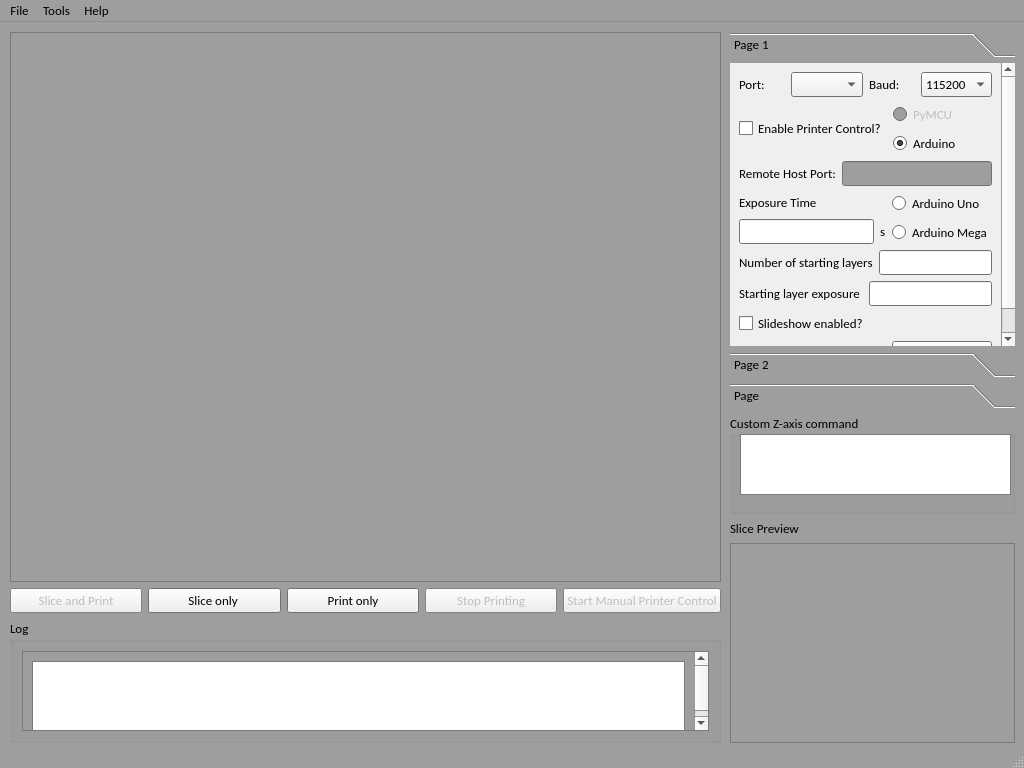
First picture: the form in 3dlp.ui, repository wrekr/3dlp-host-software, before the edit.
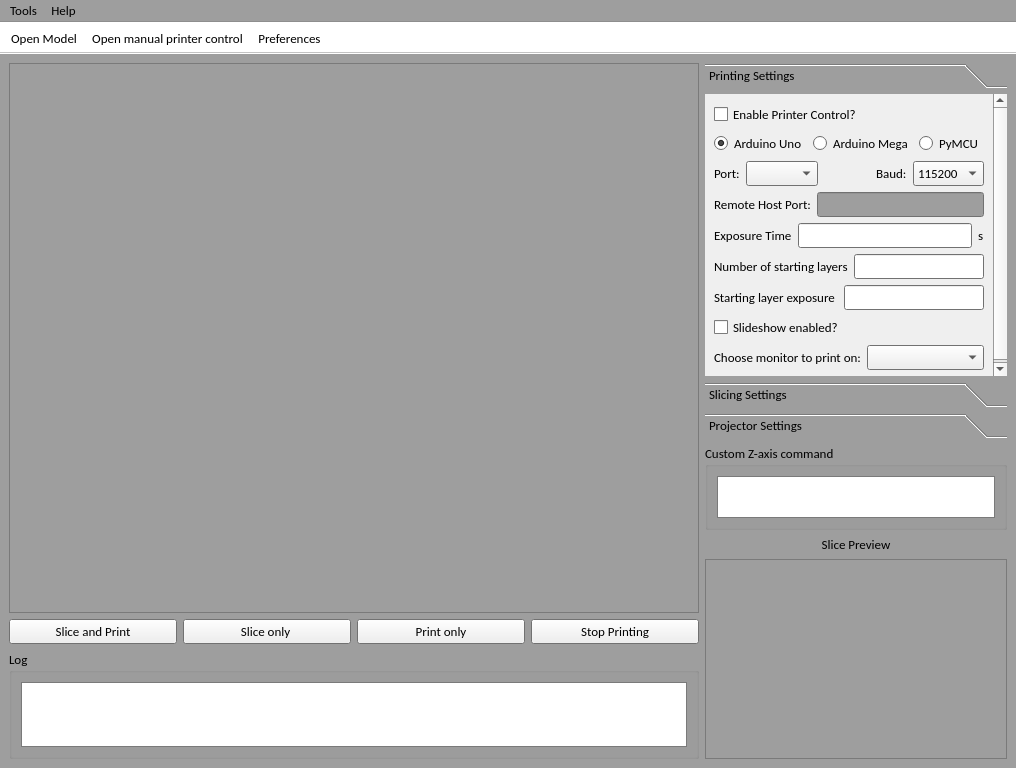
Second picture: the form after the edit. Icons and pictures are not drawn.

Patch:
```diff
--- a/3dlp.ui
+++ b/3dlp.ui
@@ -6,7 +6,7 @@
    <rect>
     <x>0</x>
     <y>0</y>
-    <width>1024</width>
+    <width>1016</width>
     <height>768</height>
    </rect>
   </property>
@@ -87,22 +87,154 @@
    <bool>false</bool>
   </property>
   <widget class="QWidget" name="centralwidget">
-   <widget class="QWidget" name="">
-    <property name="geometry">
-     <rect>
-      <x>730</x>
-      <y>10</y>
-      <width>285</width>
-      <height>711</height>
-     </rect>
-    </property>
+   <layout class="QHBoxLayout" name="horizontalLayout_22">
+    <item>
+     <layout class="QHBoxLayout" name="horizontalLayout_21">
+      <item>
+       <layout class="QVBoxLayout" name="verticalLayout_25">
+        <item>
+         <widget class="QSplitter" name="splitter">
+          <property name="orientation">
+           <enum>Qt::Horizontal</enum>
+          </property>
+          <widget class="QFrame" name="ModelFrame">
+           <property name="enabled">
+            <bool>true</bool>
+           </property>
+           <property name="sizePolicy">
+            <sizepolicy hsizetype="Minimum" vsizetype="Minimum">
+             <horstretch>0</horstretch>
+             <verstretch>0</verstretch>
+            </sizepolicy>
+           </property>
+           <property name="minimumSize">
+            <size>
+             <width>690</width>
+             <height>550</height>
+            </size>
+           </property>
+           <property name="frameShape">
+            <enum>QFrame::StyledPanel</enum>
+           </property>
+           <property name="frameShadow">
+            <enum>QFrame::Plain</enum>
+           </property>
+          </widget>
+         </widget>
+        </item>
+        <item>
+         <layout class="QHBoxLayout" name="horizontalLayout">
+          <item>
+           <widget class="QPushButton" name="pushButton_4">
+            <property name="enabled">
+             <bool>true</bool>
+            </property>
+            <property name="text">
+             <string>Slice and Print</string>
+            </property>
+            <property name="icon">
+             <iconset resource="resource.qrc">
+              <normaloff>:/Icons/icons/media_play_green.png</normaloff>:/Icons/icons/media_play_green.png</iconset>
+            </property>
+            <property name="iconSize">
+             <size>
+              <width>24</width>
+              <height>24</height>
+             </size>
+            </property>
+           </widget>
+          </item>
+          <item>
+           <widget class="QPushButton" name="pushButton_3">
+            <property name="text">
+             <string>Slice only </string>
+            </property>
+            <property name="icon">
+             <iconset resource="resource.qrc">
+              <normaloff>:/Icons/icons/transform.png</normaloff>:/Icons/icons/transform.png</iconset>
+            </property>
+            <property name="iconSize">
+             <size>
+              <width>24</width>
+              <height>24</height>
+             </size>
+            </property>
+           </widget>
+          </item>
+          <item>
+           <widget class="QPushButton" name="pushButton_5">
+            <property name="text">
+             <string>Print only</string>
+            </property>
+            <property name="icon">
+             <iconset resource="resource.qrc">
+              <normaloff>:/Icons/icons/printer3.png</normaloff>:/Icons/icons/printer3.png</iconset>
+            </property>
+            <property name="iconSize">
+             <size>
+              <width>24</width>
+              <height>24</height>
+             </size>
+            </property>
+           </widget>
+          </item>
+          <item>
+           <widget class="QPushButton" name="button_stop_printing">
+            <property name="enabled">
+             <bool>true</bool>
+            </property>
+            <property name="text">
+             <string>Stop Printing</string>
+            </property>
+            <property name="icon">
+             <iconset resource="resource.qrc">
+              <normaloff>:/Icons/icons/stop.png</normaloff>:/Icons/icons/stop.png</iconset>
+            </property>
+            <property name="iconSize">
+             <size>
+              <width>24</width>
+              <height>24</height>
+             </size>
+            </property>
+           </widget>
+          </item>
+         </layout>
+        </item>
+        <item>
+         <widget class="QGroupBox" name="groupBox_3">
+          <property name="minimumSize">
+           <size>
+            <width>300</width>
+            <height>50</height>
+           </size>
+          </property>
+          <property name="title">
+           <string>Log</string>
+          </property>
+          <layout class="QVBoxLayout" name="verticalLayout_2">
+           <item>
+            <widget class="QTextEdit" name="consoletext">
+             <property name="readOnly">
+              <bool>true</bool>
+             </property>
+             <property name="textInteractionFlags">
+              <set>Qt::TextSelectableByMouse</set>
+             </property>
+            </widget>
+           </item>
+          </layout>
+         </widget>
+        </item>
+       </layout>
+      </item>
+      <item>
     <layout class="QVBoxLayout" name="verticalLayout_24">
      <item>
       <widget class="QToolBox" name="toolBox">
        <property name="minimumSize">
         <size>
-         <width>80</width>
-         <height>300</height>
+            <width>200</width>
+            <height>375</height>
         </size>
        </property>
        <property name="currentIndex">
@@ -113,16 +245,57 @@
          <rect>
           <x>0</x>
           <y>0</y>
-          <width>283</width>
-          <height>295</height>
+             <width>296</width>
+             <height>288</height>
          </rect>
         </property>
         <attribute name="label">
-         <string>Page 1</string>
-        </attribute>
-        <layout class="QVBoxLayout" name="verticalLayout_20">
+            <string>Printing Settings</string>
+           </attribute>
+           <layout class="QVBoxLayout" name="verticalLayout_4">
          <item>
-          <layout class="QVBoxLayout" name="verticalLayout_7">
+             <layout class="QVBoxLayout" name="verticalLayout">
+              <item>
+               <widget class="QCheckBox" name="enableprintercontrol">
+                <property name="text">
+                 <string>Enable Printer Control?</string>
+                </property>
+                <property name="checked">
+                 <bool>false</bool>
+                </property>
+               </widget>
+              </item>
+              <item>
+               <layout class="QHBoxLayout" name="horizontalLayout_4">
+                <property name="rightMargin">
+                 <number>0</number>
+                </property>
+                <item>
+                 <widget class="QRadioButton" name="radio_arduinoUno">
+                  <property name="text">
+                   <string>Arduino Uno</string>
+                  </property>
+                  <property name="checked">
+                   <bool>true</bool>
+                  </property>
+                 </widget>
+                </item>
+                <item>
+                 <widget class="QRadioButton" name="radio_arduinoMega">
+                  <property name="text">
+                   <string>Arduino Mega</string>
+                  </property>
+                 </widget>
+                </item>
+                <item>
+                 <widget class="QRadioButton" name="radio_pyMCU">
+                  <property name="text">
+                   <string>PyMCU</string>
+                  </property>
+                 </widget>
+                </item>
+               </layout>
+              </item>
            <item>
             <layout class="QHBoxLayout" name="horizontalLayout_3">
              <item>
@@ -135,6 +308,19 @@
              <item>
               <widget class="QComboBox" name="pickcom"/>
              </item>
+                <item>
+                 <spacer name="horizontalSpacer">
+                  <property name="orientation">
+                   <enum>Qt::Horizontal</enum>
+                  </property>
+                  <property name="sizeHint" stdset="0">
+                   <size>
+                    <width>40</width>
+                    <height>20</height>
+                   </size>
+                  </property>
+                 </spacer>
+                </item>
              <item>
               <widget class="QLabel" name="label_24">
                <property name="text">
@@ -183,50 +369,6 @@
              </item>
             </layout>
            </item>
-           <item>
-            <layout class="QHBoxLayout" name="horizontalLayout_4">
-             <item>
-              <widget class="QCheckBox" name="enableprintercontrol">
-               <property name="text">
-                <string>Enable Printer Control?</string>
-               </property>
-               <property name="checked">
-                <bool>false</bool>
-               </property>
-              </widget>
-             </item>
-             <item>
-              <layout class="QVBoxLayout" name="verticalLayout_4">
-               <item>
-                <widget class="QRadioButton" name="radio_pymcu">
-                 <property name="enabled">
-                  <bool>false</bool>
-                 </property>
-                 <property name="text">
-                  <string>PyMCU</string>
-                 </property>
-                 <property name="checked">
-                  <bool>false</bool>
-                 </property>
-                </widget>
-               </item>
-               <item>
-                <widget class="QRadioButton" name="radio_arduino">
-                 <property name="text">
-                  <string>Arduino</string>
-                 </property>
-                 <property name="checkable">
-                  <bool>true</bool>
-                 </property>
-                 <property name="checked">
-                  <bool>true</bool>
-                 </property>
-                </widget>
-               </item>
-              </layout>
-             </item>
-            </layout>
-           </item>
            <item>
             <layout class="QHBoxLayout" name="horizontalLayout_5">
              <item>
@@ -249,9 +391,7 @@
             </layout>
            </item>
            <item>
-            <layout class="QHBoxLayout" name="horizontalLayout_7">
-             <item>
-              <layout class="QVBoxLayout" name="verticalLayout_6">
+               <layout class="QHBoxLayout" name="horizontalLayout_20">
                <item>
                 <widget class="QLabel" name="label_6">
                  <property name="text">
@@ -280,29 +420,6 @@
               </layout>
              </item>
              <item>
-              <layout class="QVBoxLayout" name="verticalLayout_5">
-               <item>
-                <widget class="QRadioButton" name="radio_uno">
-                 <property name="text">
-                  <string>Arduino Uno</string>
-                 </property>
-                 <property name="checked">
-                  <bool>false</bool>
-                 </property>
-                </widget>
-               </item>
-               <item>
-                <widget class="QRadioButton" name="radio_mega">
-                 <property name="text">
-                  <string>Arduino Mega</string>
-                 </property>
-                </widget>
-               </item>
-              </layout>
-             </item>
-            </layout>
-           </item>
-           <item>
             <layout class="QHBoxLayout" name="horizontalLayout_8">
              <item>
               <widget class="QLabel" name="label_26">
@@ -376,7 +493,7 @@
          </rect>
         </property>
         <attribute name="label">
-         <string>Page 2</string>
+            <string>Slicing Settings</string>
         </attribute>
         <layout class="QVBoxLayout" name="verticalLayout_21">
          <item>
@@ -565,7 +682,7 @@
        </widget>
        <widget class="QWidget" name="page_3">
         <attribute name="label">
-         <string>Page</string>
+            <string>Projector Settings</string>
         </attribute>
         <layout class="QVBoxLayout" name="verticalLayout_22">
          <item>
@@ -799,28 +916,21 @@
        <property name="minimumSize">
         <size>
          <width>200</width>
-         <height>100</height>
+            <height>50</height>
         </size>
        </property>
        <property name="title">
         <string>Custom Z-axis command</string>
        </property>
+          <layout class="QVBoxLayout" name="verticalLayout_5">
+           <item>
        <widget class="QPlainTextEdit" name="zscript">
-        <property name="geometry">
-         <rect>
-          <x>10</x>
-          <y>20</y>
-          <width>271</width>
-          <height>61</height>
-         </rect>
-        </property>
         <property name="plainText">
          <string/>
         </property>
        </widget>
-       <zorder>zscript</zorder>
-       <zorder>toolBox</zorder>
-       <zorder>toolBox</zorder>
+           </item>
+          </layout>
       </widget>
      </item>
      <item>
@@ -836,13 +946,16 @@
          <property name="text">
           <string>Slice Preview</string>
          </property>
+            <property name="alignment">
+             <set>Qt::AlignCenter</set>
+            </property>
         </widget>
        </item>
        <item>
         <widget class="QFrame" name="SliceFrame">
          <property name="minimumSize">
           <size>
-           <width>200</width>
+              <width>275</width>
            <height>200</height>
           </size>
          </property>
@@ -850,198 +963,27 @@
           <enum>QFrame::StyledPanel</enum>
          </property>
          <property name="frameShadow">
-          <enum>QFrame::Raised</enum>
+             <enum>QFrame::Plain</enum>
          </property>
         </widget>
        </item>
       </layout>
      </item>
     </layout>
-   </widget>
-   <widget class="QWidget" name="">
-    <property name="geometry">
-     <rect>
-      <x>10</x>
-      <y>10</y>
-      <width>711</width>
-      <height>711</height>
-     </rect>
-    </property>
-    <layout class="QVBoxLayout" name="verticalLayout_25">
-     <item>
-      <widget class="QSplitter" name="splitter">
-       <property name="orientation">
-        <enum>Qt::Horizontal</enum>
-       </property>
-       <widget class="QFrame" name="ModelFrame">
-        <property name="enabled">
-         <bool>true</bool>
-        </property>
-        <property name="sizePolicy">
-         <sizepolicy hsizetype="Minimum" vsizetype="Minimum">
-          <horstretch>0</horstretch>
-          <verstretch>0</verstretch>
-         </sizepolicy>
-        </property>
-        <property name="minimumSize">
-         <size>
-          <width>300</width>
-          <height>550</height>
-         </size>
-        </property>
-        <property name="frameShape">
-         <enum>QFrame::StyledPanel</enum>
-        </property>
-        <property name="frameShadow">
-         <enum>QFrame::Raised</enum>
-        </property>
-        <zorder>groupBox_8</zorder>
-        <zorder>toolBox</zorder>
-        <zorder>toolBox</zorder>
-        <zorder></zorder>
-       </widget>
-      </widget>
-     </item>
-     <item>
-      <layout class="QHBoxLayout" name="horizontalLayout">
-       <item>
-        <widget class="QPushButton" name="pushButton_4">
-         <property name="enabled">
-          <bool>false</bool>
-         </property>
-         <property name="text">
-          <string>Slice and Print</string>
-         </property>
-        </widget>
-       </item>
-       <item>
-        <widget class="QPushButton" name="pushButton_3">
-         <property name="text">
-          <string>Slice only </string>
-         </property>
-        </widget>
-       </item>
-       <item>
-        <widget class="QPushButton" name="pushButton_5">
-         <property name="text">
-          <string>Print only</string>
-         </property>
-        </widget>
-       </item>
-       <item>
-        <widget class="QPushButton" name="button_stop_printing">
-         <property name="enabled">
-          <bool>false</bool>
-         </property>
-         <property name="text">
-          <string>Stop Printing</string>
-         </property>
-        </widget>
-       </item>
-       <item>
-        <widget class="QPushButton" name="pushButton">
-         <property name="enabled">
-          <bool>false</bool>
-         </property>
-         <property name="text">
-          <string>Start Manual Printer Control</string>
-         </property>
-        </widget>
-       </item>
-      </layout>
-     </item>
-     <item>
-      <widget class="QGroupBox" name="groupBox_3">
-       <property name="minimumSize">
-        <size>
-         <width>300</width>
-         <height>50</height>
-        </size>
-       </property>
-       <property name="title">
-        <string>Log</string>
-       </property>
-       <layout class="QHBoxLayout" name="horizontalLayout_19">
-        <item>
-         <widget class="QScrollArea" name="scrollArea">
-          <property name="minimumSize">
-           <size>
-            <width>300</width>
-            <height>40</height>
-           </size>
-          </property>
-          <property name="widgetResizable">
-           <bool>true</bool>
-          </property>
-          <widget class="QWidget" name="scrollAreaWidgetContents">
-           <property name="geometry">
-            <rect>
-             <x>0</x>
-             <y>0</y>
-             <width>670</width>
-             <height>89</height>
-            </rect>
-           </property>
-           <layout class="QVBoxLayout" name="verticalLayout_2">
-            <item>
-             <widget class="QTextEdit" name="consoletext">
-              <property name="readOnly">
-               <bool>true</bool>
-              </property>
-              <property name="textInteractionFlags">
-               <set>Qt::TextSelectableByMouse</set>
-              </property>
-             </widget>
-            </item>
-           </layout>
-          </widget>
-         </widget>
-        </item>
-       </layout>
-      </widget>
-     </item>
-    </layout>
-   </widget>
-   <zorder>groupBox_3</zorder>
-   <zorder>groupBox_6</zorder>
-   <zorder>horizontalLayoutWidget</zorder>
-   <zorder></zorder>
-   <zorder>label_18</zorder>
-   <zorder>projector_testpoweroffcommand</zorder>
-   <zorder>projector_pickcom</zorder>
-   <zorder>projector_applysettings</zorder>
-   <zorder>projector_parity</zorder>
-   <zorder>projector_poweroffcommand</zorder>
-   <zorder>projector_baud</zorder>
-   <zorder>projector_stopbits</zorder>
-   <zorder>projector_databits</zorder>
-   <zorder>label_21</zorder>
-   <zorder>projectorcontrol</zorder>
-   <zorder>label_20</zorder>
-   <zorder>label_16</zorder>
-   <zorder>label_17</zorder>
-   <zorder>label_19</zorder>
-   <zorder>toolBox</zorder>
-   <zorder>SliceFrame</zorder>
-   <zorder>label_2</zorder>
-   <zorder>label_2</zorder>
+      </item>
+     </layout>
+    </item>
+   </layout>
   </widget>
   <widget class="QMenuBar" name="menubar">
    <property name="geometry">
     <rect>
      <x>0</x>
      <y>0</y>
-     <width>1024</width>
+     <width>1016</width>
      <height>21</height>
     </rect>
    </property>
-   <widget class="QMenu" name="menuFIle">
-    <property name="title">
-     <string>File</string>
-    </property>
-    <addaction name="actionOpen"/>
-    <addaction name="actionQuit"/>
-   </widget>
    <widget class="QMenu" name="menuAbout">
     <property name="title">
      <string>Help</string>
@@ -1056,11 +998,444 @@
     <addaction name="actionOpen_manual_printer_control"/>
     <addaction name="actionSave_current_settings_as_default"/>
    </widget>
-   <addaction name="menuFIle"/>
    <addaction name="menuTools"/>
    <addaction name="menuAbout"/>
   </widget>
-  <widget class="QStatusBar" name="statusbar"/>
+  <widget class="QToolBar" name="toolBar">
+   <property name="palette">
+    <palette>
+     <active>
+      <colorrole role="WindowText">
+       <brush brushstyle="SolidPattern">
+        <color alpha="255">
+         <red>0</red>
+         <green>0</green>
+         <blue>0</blue>
+        </color>
+       </brush>
+      </colorrole>
+      <colorrole role="Button">
+       <brush brushstyle="SolidPattern">
+        <color alpha="255">
+         <red>255</red>
+         <green>255</green>
+         <blue>255</blue>
+        </color>
+       </brush>
+      </colorrole>
+      <colorrole role="Light">
+       <brush brushstyle="SolidPattern">
+        <color alpha="255">
+         <red>255</red>
+         <green>255</green>
+         <blue>255</blue>
+        </color>
+       </brush>
+      </colorrole>
+      <colorrole role="Midlight">
+       <brush brushstyle="SolidPattern">
+        <color alpha="255">
+         <red>255</red>
+         <green>255</green>
+         <blue>255</blue>
+        </color>
+       </brush>
+      </colorrole>
+      <colorrole role="Dark">
+       <brush brushstyle="SolidPattern">
+        <color alpha="255">
+         <red>255</red>
+         <green>255</green>
+         <blue>255</blue>
+        </color>
+       </brush>
+      </colorrole>
+      <colorrole role="Mid">
+       <brush brushstyle="SolidPattern">
+        <color alpha="255">
+         <red>255</red>
+         <green>255</green>
+         <blue>255</blue>
+        </color>
+       </brush>
+      </colorrole>
+      <colorrole role="Text">
+       <brush brushstyle="SolidPattern">
+        <color alpha="255">
+         <red>0</red>
+         <green>0</green>
+         <blue>0</blue>
+        </color>
+       </brush>
+      </colorrole>
+      <colorrole role="BrightText">
+       <brush brushstyle="SolidPattern">
+        <color alpha="255">
+         <red>255</red>
+         <green>255</green>
+         <blue>255</blue>
+        </color>
+       </brush>
+      </colorrole>
+      <colorrole role="ButtonText">
+       <brush brushstyle="SolidPattern">
+        <color alpha="255">
+         <red>0</red>
+         <green>0</green>
+         <blue>0</blue>
+        </color>
+       </brush>
+      </colorrole>
+      <colorrole role="Base">
+       <brush brushstyle="SolidPattern">
+        <color alpha="255">
+         <red>255</red>
+         <green>255</green>
+         <blue>255</blue>
+        </color>
+       </brush>
+      </colorrole>
+      <colorrole role="Window">
+       <brush brushstyle="SolidPattern">
+        <color alpha="255">
+         <red>255</red>
+         <green>255</green>
+         <blue>255</blue>
+        </color>
+       </brush>
+      </colorrole>
+      <colorrole role="Shadow">
+       <brush brushstyle="SolidPattern">
+        <color alpha="255">
+         <red>0</red>
+         <green>0</green>
+         <blue>0</blue>
+        </color>
+       </brush>
+      </colorrole>
+      <colorrole role="AlternateBase">
+       <brush brushstyle="SolidPattern">
+        <color alpha="255">
+         <red>255</red>
+         <green>255</green>
+         <blue>255</blue>
+        </color>
+       </brush>
+      </colorrole>
+      <colorrole role="ToolTipBase">
+       <brush brushstyle="SolidPattern">
+        <color alpha="255">
+         <red>255</red>
+         <green>255</green>
+         <blue>220</blue>
+        </color>
+       </brush>
+      </colorrole>
+      <colorrole role="ToolTipText">
+       <brush brushstyle="SolidPattern">
+        <color alpha="255">
+         <red>0</red>
+         <green>0</green>
+         <blue>0</blue>
+        </color>
+       </brush>
+      </colorrole>
+     </active>
+     <inactive>
+      <colorrole role="WindowText">
+       <brush brushstyle="SolidPattern">
+        <color alpha="255">
+         <red>0</red>
+         <green>0</green>
+         <blue>0</blue>
+        </color>
+       </brush>
+      </colorrole>
+      <colorrole role="Button">
+       <brush brushstyle="SolidPattern">
+        <color alpha="255">
+         <red>255</red>
+         <green>255</green>
+         <blue>255</blue>
+        </color>
+       </brush>
+      </colorrole>
+      <colorrole role="Light">
+       <brush brushstyle="SolidPattern">
+        <color alpha="255">
+         <red>255</red>
+         <green>255</green>
+         <blue>255</blue>
+        </color>
+       </brush>
+      </colorrole>
+      <colorrole role="Midlight">
+       <brush brushstyle="SolidPattern">
+        <color alpha="255">
+         <red>255</red>
+         <green>255</green>
+         <blue>255</blue>
+        </color>
+       </brush>
+      </colorrole>
+      <colorrole role="Dark">
+       <brush brushstyle="SolidPattern">
+        <color alpha="255">
+         <red>255</red>
+         <green>255</green>
+         <blue>255</blue>
+        </color>
+       </brush>
+      </colorrole>
+      <colorrole role="Mid">
+       <brush brushstyle="SolidPattern">
+        <color alpha="255">
+         <red>255</red>
+         <green>255</green>
+         <blue>255</blue>
+        </color>
+       </brush>
+      </colorrole>
+      <colorrole role="Text">
+       <brush brushstyle="SolidPattern">
+        <color alpha="255">
+         <red>0</red>
+         <green>0</green>
+         <blue>0</blue>
+        </color>
+       </brush>
+      </colorrole>
+      <colorrole role="BrightText">
+       <brush brushstyle="SolidPattern">
+        <color alpha="255">
+         <red>255</red>
+         <green>255</green>
+         <blue>255</blue>
+        </color>
+       </brush>
+      </colorrole>
+      <colorrole role="ButtonText">
+       <brush brushstyle="SolidPattern">
+        <color alpha="255">
+         <red>0</red>
+         <green>0</green>
+         <blue>0</blue>
+        </color>
+       </brush>
+      </colorrole>
+      <colorrole role="Base">
+       <brush brushstyle="SolidPattern">
+        <color alpha="255">
+         <red>255</red>
+         <green>255</green>
+         <blue>255</blue>
+        </color>
+       </brush>
+      </colorrole>
+      <colorrole role="Window">
+       <brush brushstyle="SolidPattern">
+        <color alpha="255">
+         <red>255</red>
+         <green>255</green>
+         <blue>255</blue>
+        </color>
+       </brush>
+      </colorrole>
+      <colorrole role="Shadow">
+       <brush brushstyle="SolidPattern">
+        <color alpha="255">
+         <red>0</red>
+         <green>0</green>
+         <blue>0</blue>
+        </color>
+       </brush>
+      </colorrole>
+      <colorrole role="AlternateBase">
+       <brush brushstyle="SolidPattern">
+        <color alpha="255">
+         <red>255</red>
+         <green>255</green>
+         <blue>255</blue>
+        </color>
+       </brush>
+      </colorrole>
+      <colorrole role="ToolTipBase">
+       <brush brushstyle="SolidPattern">
+        <color alpha="255">
+         <red>255</red>
+         <green>255</green>
+         <blue>220</blue>
+        </color>
+       </brush>
+      </colorrole>
+      <colorrole role="ToolTipText">
+       <brush brushstyle="SolidPattern">
+        <color alpha="255">
+         <red>0</red>
+         <green>0</green>
+         <blue>0</blue>
+        </color>
+       </brush>
+      </colorrole>
+     </inactive>
+     <disabled>
+      <colorrole role="WindowText">
+       <brush brushstyle="SolidPattern">
+        <color alpha="255">
+         <red>255</red>
+         <green>255</green>
+         <blue>255</blue>
+        </color>
+       </brush>
+      </colorrole>
+      <colorrole role="Button">
+       <brush brushstyle="SolidPattern">
+        <color alpha="255">
+         <red>255</red>
+         <green>255</green>
+         <blue>255</blue>
+        </color>
+       </brush>
+      </colorrole>
+      <colorrole role="Light">
+       <brush brushstyle="SolidPattern">
+        <color alpha="255">
+         <red>255</red>
+         <green>255</green>
+         <blue>255</blue>
+        </color>
+       </brush>
+      </colorrole>
+      <colorrole role="Midlight">
+       <brush brushstyle="SolidPattern">
+        <color alpha="255">
+         <red>255</red>
+         <green>255</green>
+         <blue>255</blue>
+        </color>
+       </brush>
+      </colorrole>
+      <colorrole role="Dark">
+       <brush brushstyle="SolidPattern">
+        <color alpha="255">
+         <red>255</red>
+         <green>255</green>
+         <blue>255</blue>
+        </color>
+       </brush>
+      </colorrole>
+      <colorrole role="Mid">
+       <brush brushstyle="SolidPattern">
+        <color alpha="255">
+         <red>255</red>
+         <green>255</green>
+         <blue>255</blue>
+        </color>
+       </brush>
+      </colorrole>
+      <colorrole role="Text">
+       <brush brushstyle="SolidPattern">
+        <color alpha="255">
+         <red>255</red>
+         <green>255</green>
+         <blue>255</blue>
+        </color>
+       </brush>
+      </colorrole>
+      <colorrole role="BrightText">
+       <brush brushstyle="SolidPattern">
+        <color alpha="255">
+         <red>255</red>
+         <green>255</green>
+         <blue>255</blue>
+        </color>
+       </brush>
+      </colorrole>
+      <colorrole role="ButtonText">
+       <brush brushstyle="SolidPattern">
+        <color alpha="255">
+         <red>255</red>
+         <green>255</green>
+         <blue>255</blue>
+        </color>
+       </brush>
+      </colorrole>
+      <colorrole role="Base">
+       <brush brushstyle="SolidPattern">
+        <color alpha="255">
+         <red>255</red>
+         <green>255</green>
+         <blue>255</blue>
+        </color>
+       </brush>
+      </colorrole>
+      <colorrole role="Window">
+       <brush brushstyle="SolidPattern">
+        <color alpha="255">
+         <red>255</red>
+         <green>255</green>
+         <blue>255</blue>
+        </color>
+       </brush>
+      </colorrole>
+      <colorrole role="Shadow">
+       <brush brushstyle="SolidPattern">
+        <color alpha="255">
+         <red>0</red>
+         <green>0</green>
+         <blue>0</blue>
+        </color>
+       </brush>
+      </colorrole>
+      <colorrole role="AlternateBase">
+       <brush brushstyle="SolidPattern">
+        <color alpha="255">
+         <red>255</red>
+         <green>255</green>
+         <blue>255</blue>
+        </color>
+       </brush>
+      </colorrole>
+      <colorrole role="ToolTipBase">
+       <brush brushstyle="SolidPattern">
+        <color alpha="255">
+         <red>255</red>
+         <green>255</green>
+         <blue>220</blue>
+        </color>
+       </brush>
+      </colorrole>
+      <colorrole role="ToolTipText">
+       <brush brushstyle="SolidPattern">
+        <color alpha="255">
+         <red>0</red>
+         <green>0</green>
+         <blue>0</blue>
+        </color>
+       </brush>
+      </colorrole>
+     </disabled>
+    </palette>
+   </property>
+   <property name="windowTitle">
+    <string>Main Toolbar</string>
+   </property>
+   <property name="movable">
+    <bool>false</bool>
+   </property>
+   <property name="toolButtonStyle">
+    <enum>Qt::ToolButtonTextBesideIcon</enum>
+   </property>
+   <attribute name="toolBarArea">
+    <enum>TopToolBarArea</enum>
+   </attribute>
+   <attribute name="toolBarBreak">
+    <bool>false</bool>
+   </attribute>
+   <addaction name="actionOpen"/>
+   <addaction name="actionOpen_manual_printer_control"/>
+   <addaction name="actionPreferences"/>
+  </widget>
   <action name="actionQuit">
    <property name="text">
     <string>Quit</string>
@@ -1096,6 +1471,18 @@
     <string>Open manual printer control</string>
    </property>
   </action>
+  <action name="actionPreferences">
+   <property name="icon">
+    <iconset resource="resource.qrc">
+     <normaloff>:/Icons/icons/gear.png</normaloff>:/Icons/icons/gear.png</iconset>
+   </property>
+   <property name="text">
+    <string>Preferences</string>
+   </property>
+   <property name="toolTip">
+    <string>Manage Preferences</string>
+   </property>
+  </action>
  </widget>
  <resources/>
  <connections>
```
Left out of the diff: 155 changed lines with no effect on the pictures. Lines whose indentation alone changed are shown as unchanged.
